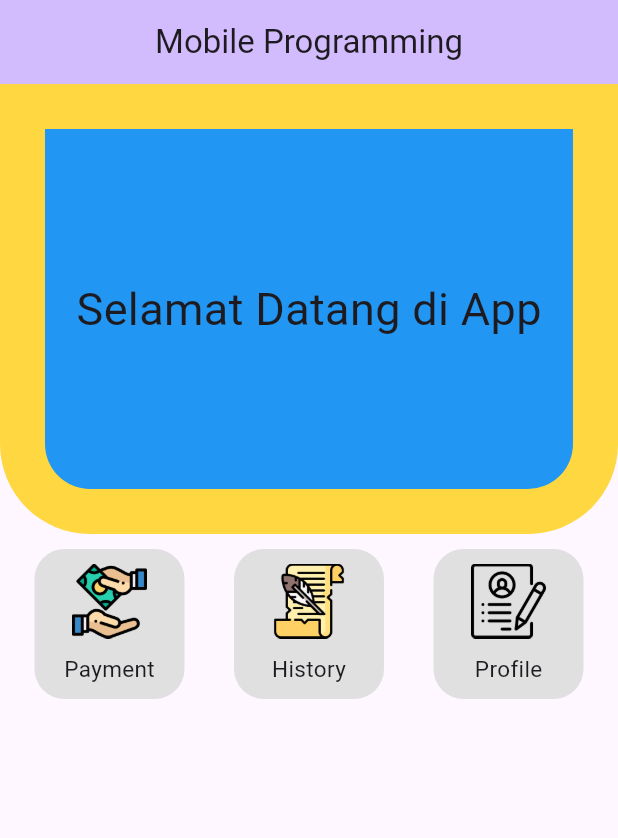
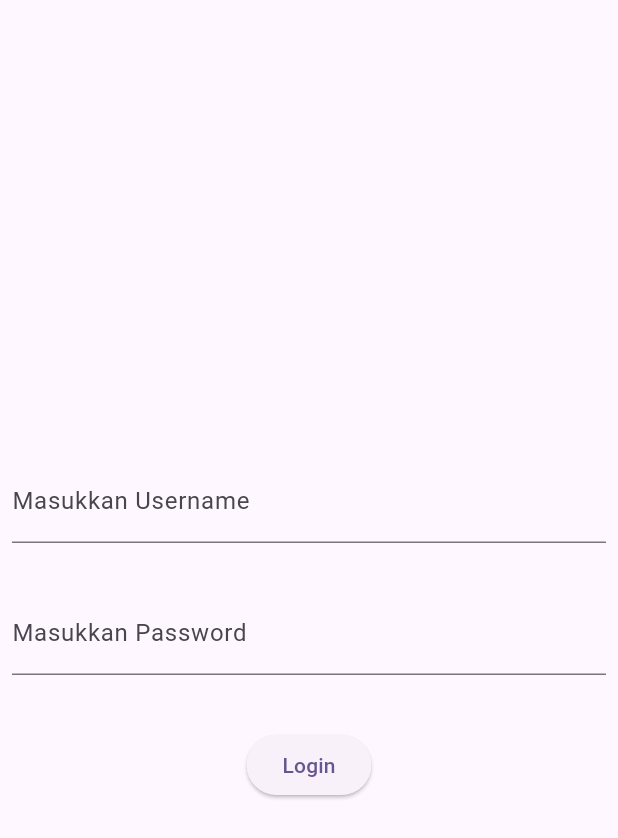
Before and after one commit to grim13/pemrograman_mobile, a Flutter app: the screen it shows after launch, on a phone screen of 412 x 824 dp. Shown: the top 838 px of the screen. Run offline on Flutter 3.47's test engine with Material 3 defaults, Android fonts, the phone set to English and light mode, and no system bars; our stand-ins replace shared_preferences.

Commit message:
proses login

```diff
--- a/lib/main.dart
+++ b/lib/main.dart
@@ -1,15 +1,26 @@
 import 'package:flutter/material.dart';
 import 'package:pemrograman_mobile/screens/home_screen.dart';
+import 'package:pemrograman_mobile/screens/login_screen.dart';
 import 'package:pemrograman_mobile/screens/payment_add_sceen.dart';
 import 'package:pemrograman_mobile/screens/payment_screen.dart';
 import 'package:pemrograman_mobile/screens/profile_screen.dart';
+import 'package:shared_preferences/shared_preferences.dart';
 
-void main() {
-  runApp(const MyApp());
+void main() async {
+  String initialRoute = LoginScreen.routeName;
+  SharedPreferences prefs = await SharedPreferences.getInstance();
+  String? token = prefs.getString('token');
+  if (token != null) {
+    initialRoute = HomeScreen.routeName;
+  }
+  runApp(MyApp(initialRoute));
 }
 
 class MyApp extends StatelessWidget {
-  const MyApp({super.key});
+  final String _initialRoute;
+  MyApp(String initialRoute, {Key? key})
+    : _initialRoute = initialRoute,
+      super(key: key);
   @override
   Widget build(BuildContext context) {
     return MaterialApp(
@@ -18,12 +29,13 @@ class MyApp extends StatelessWidget {
         useMaterial3: true,
         colorScheme: ColorScheme.fromSeed(seedColor: Colors.deepPurple),
       ),
-      initialRoute: HomeScreen.routeName,
+      initialRoute: _initialRoute,
       routes: {
         HomeScreen.routeName: (ctx) => HomeScreen(),
         PaymentScreen.routeName: (ctx) => PaymentScreen(),
         ProfileScreen.routeName: (ctx) => ProfileScreen(),
         PaymentAddSceen.routeName: (ctx) => PaymentAddSceen(),
+        LoginScreen.routeName: (ctx) => const LoginScreen(),
       },
     );
   }
--- /dev/null
+++ b/lib/screens/login_screen.dart
@@ -0,0 +1,64 @@
+import 'package:flutter/material.dart';
+import 'package:pemrograman_mobile/screens/home_screen.dart';
+import 'package:pemrograman_mobile/services/auth.dart';
+
+class LoginScreen extends StatelessWidget {
+  static String routeName = '/login';
+  const LoginScreen({super.key});
+
+  @override
+  Widget build(BuildContext context) {
+    final usernameController = TextEditingController();
+    final passwordController = TextEditingController();
+    return Scaffold(
+      body: Center(
+        child: Column(
+          mainAxisAlignment: MainAxisAlignment.center,
+          children: [
+            Padding(
+              padding: const EdgeInsets.symmetric(horizontal: 8, vertical: 16),
+              child: TextFormField(
+                decoration: const InputDecoration(
+                  border: UnderlineInputBorder(),
+                  labelText: 'Masukkan Username',
+                ),
+                controller: usernameController,
+              ),
+            ),
+            Padding(
+              padding: const EdgeInsets.symmetric(horizontal: 8, vertical: 16),
+              child: TextFormField(
+                decoration: const InputDecoration(
+                  border: UnderlineInputBorder(),
+                  labelText: 'Masukkan Password',
+                ),
+                controller: passwordController,
+                obscureText: true,
+              ),
+            ),
+            SizedBox(height: 20),
+            ElevatedButton(
+              onPressed: () async {
+                String username = usernameController.text;
+                String password = passwordController.text;
+                print('Username: $username, Password: $password');
+                bool isAuthenticated = await AuthService().auth(
+                  username,
+                  password,
+                );
+                if (!isAuthenticated) {
+                  ScaffoldMessenger.of(
+                    context,
+                  ).showSnackBar(SnackBar(content: Text('Login failed')));
+                  return;
+                }
+                Navigator.pushNamed(context, HomeScreen.routeName);
+              },
+              child: const Text('Login'),
+            ),
+          ],
+        ),
+      ),
+    );
+  }
+}
```
